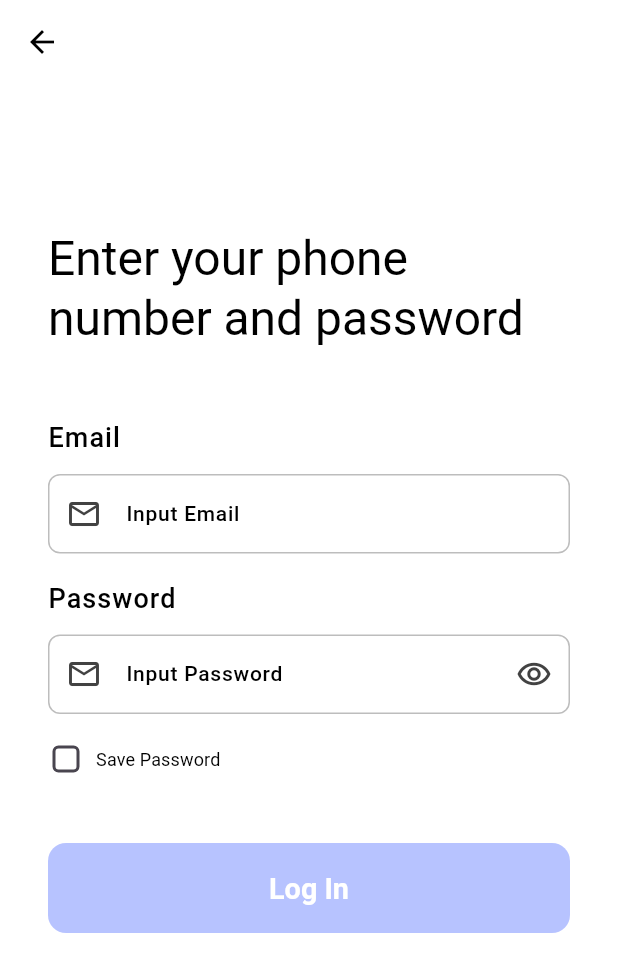
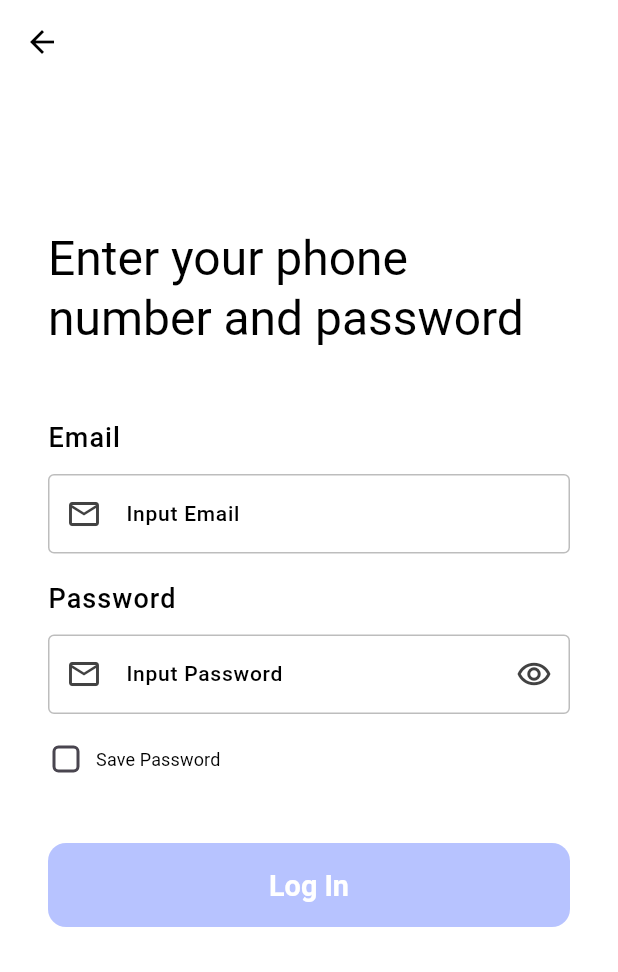
Before and after one commit to saif-ibne-ali/SnapShare, a Flutter app: the screen it shows after launch, after a tap on "Log In", on a phone screen of 412 x 824 dp. Shown: the top 972 px of the screen. Run offline on Flutter 3.47's test engine with Material 3 defaults, Android fonts, the phone set to English and light mode, and no system bars; our stand-ins replace google_fonts.

Commit message:
login page ui complete

```diff
--- a/lib/utils/theme/custom_themes/elevated_button_theme.dart
+++ b/lib/utils/theme/custom_themes/elevated_button_theme.dart
@@ -15,7 +15,7 @@ class SElevatedButtonTheme {
       disabledForegroundColor: Colors.grey,
       disabledBackgroundColor: Colors.grey,
       // side: const BorderSide(color: Colors.blue),
-      padding: const EdgeInsets.symmetric(vertical: 18),
+      padding: const EdgeInsets.symmetric(vertical: 16),
       textStyle: const TextStyle(
         fontSize: 16,
         color: Colors.white,
@@ -35,7 +35,7 @@ class SElevatedButtonTheme {
       disabledForegroundColor: Colors.grey,
       disabledBackgroundColor: Colors.grey,
       side: const BorderSide(color: Colors.blue),
-      padding: const EdgeInsets.symmetric(vertical: 18),
+      padding: const EdgeInsets.symmetric(vertical: 16),
       textStyle: const TextStyle(
         fontSize: 16,
         color: Colors.white,
--- a/lib/utils/theme/custom_themes/text_field_theme.dart
+++ b/lib/utils/theme/custom_themes/text_field_theme.dart
@@ -13,23 +13,23 @@ class STextFieldTheme {
     floatingLabelStyle:
         const TextStyle().copyWith(color: Colors.black.withOpacity(0.8)),
     border: const OutlineInputBorder().copyWith(
-      borderRadius: BorderRadius.circular(8),
+      borderRadius: BorderRadius.circular(4),
       borderSide: const BorderSide(width: 1, color: Colors.grey),
     ),
     enabledBorder: const OutlineInputBorder().copyWith(
-      borderRadius: BorderRadius.circular(8),
+      borderRadius: BorderRadius.circular(4),
       borderSide: BorderSide(width: 1, color: Colors.grey.shade400),
     ),
     focusedBorder: const OutlineInputBorder().copyWith(
-      borderRadius: BorderRadius.circular(8),
+      borderRadius: BorderRadius.circular(4),
       borderSide: BorderSide(width: 1, color: Colors.blue.shade700),
     ),
     errorBorder: const OutlineInputBorder().copyWith(
-      borderRadius: BorderRadius.circular(8),
+      borderRadius: BorderRadius.circular(4),
       borderSide: const BorderSide(width: 1, color: Colors.red),
     ),
     focusedErrorBorder: const OutlineInputBorder().copyWith(
-      borderRadius: BorderRadius.circular(8),
+      borderRadius: BorderRadius.circular(4),
       borderSide: const BorderSide(width: 2, color: Colors.orange),
     ),
   );
@@ -45,23 +45,23 @@ class STextFieldTheme {
     floatingLabelStyle:
         const TextStyle().copyWith(color: Colors.white.withOpacity(0.8)),
     border: const OutlineInputBorder().copyWith(
-      borderRadius: BorderRadius.circular(8),
+      borderRadius: BorderRadius.circular(4),
       borderSide: const BorderSide(width: 1, color: Colors.grey),
     ),
     enabledBorder: const OutlineInputBorder().copyWith(
-      borderRadius: BorderRadius.circular(8),
+      borderRadius: BorderRadius.circular(4),
       borderSide: const BorderSide(width: 1, color: Colors.grey),
     ),
     focusedBorder: const OutlineInputBorder().copyWith(
-      borderRadius: BorderRadius.circular(8),
+      borderRadius: BorderRadius.circular(4),
       borderSide: BorderSide(width: 1, color: Colors.blue.shade700),
     ),
     errorBorder: const OutlineInputBorder().copyWith(
-      borderRadius: BorderRadius.circular(8),
+      borderRadius: BorderRadius.circular(4),
       borderSide: const BorderSide(width: 1, color: Colors.red),
     ),
     focusedErrorBorder: const OutlineInputBorder().copyWith(
-      borderRadius: BorderRadius.circular(8),
+      borderRadius: BorderRadius.circular(4),
       borderSide: const BorderSide(width: 2, color: Colors.orange),
     ),
   );
```
